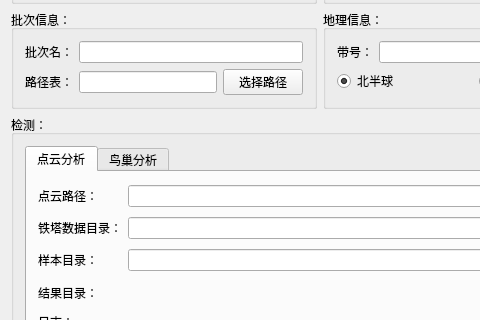
First picture: the form in MainControl/MainControl.ui, repository CreamMilk/pct, before the edit; both pictures show x 0 to 480 and y 219 to 539 of the 639 by 752 pixel window.
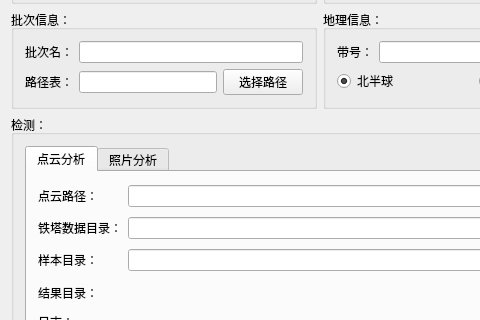
Second picture: the form after the edit.

Commit message: 1，修改鸟巢检查为照片检查。

```diff
--- a/MainControl/MainControl.ui
+++ b/MainControl/MainControl.ui
@@ -7,7 +7,7 @@
     <x>0</x>
     <y>0</y>
     <width>639</width>
-    <height>631</height>
+    <height>713</height>
    </rect>
   </property>
   <property name="windowTitle">
@@ -661,7 +661,7 @@
          </widget>
          <widget class="QWidget" name="tab_2">
           <attribute name="title">
-           <string>鸟巢分析</string>
+           <string>照片分析</string>
           </attribute>
           <layout class="QVBoxLayout" name="verticalLayout_4">
            <item>
```
